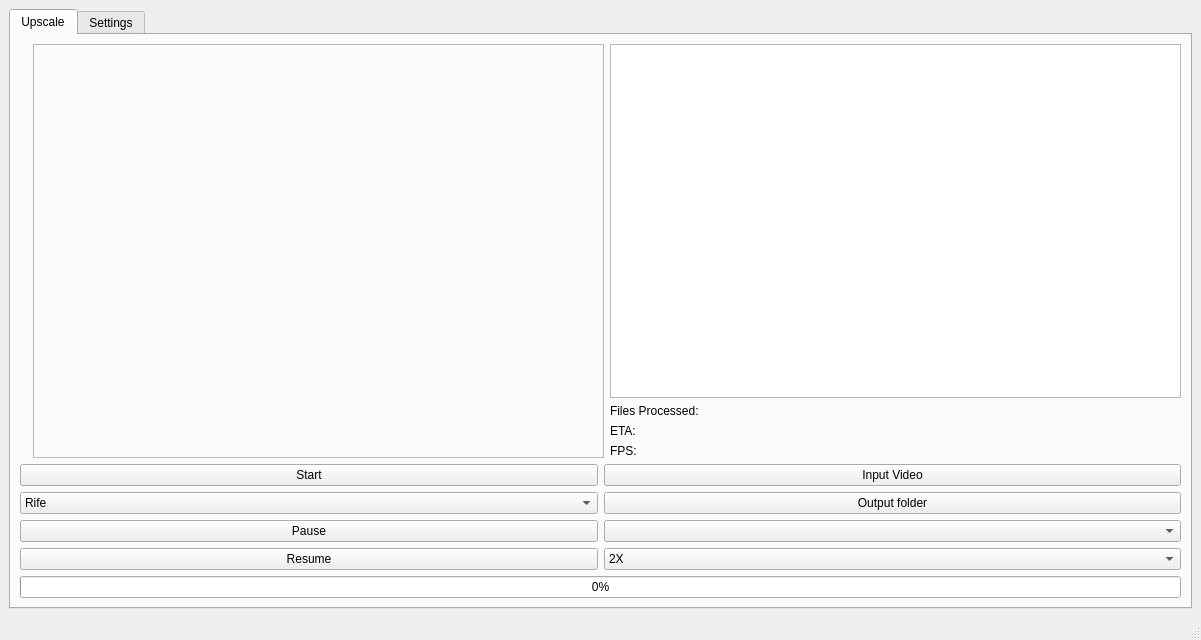
Qt form mainwindow.ui (TNTwise/REAL-Video-Enhancer) before a commit.
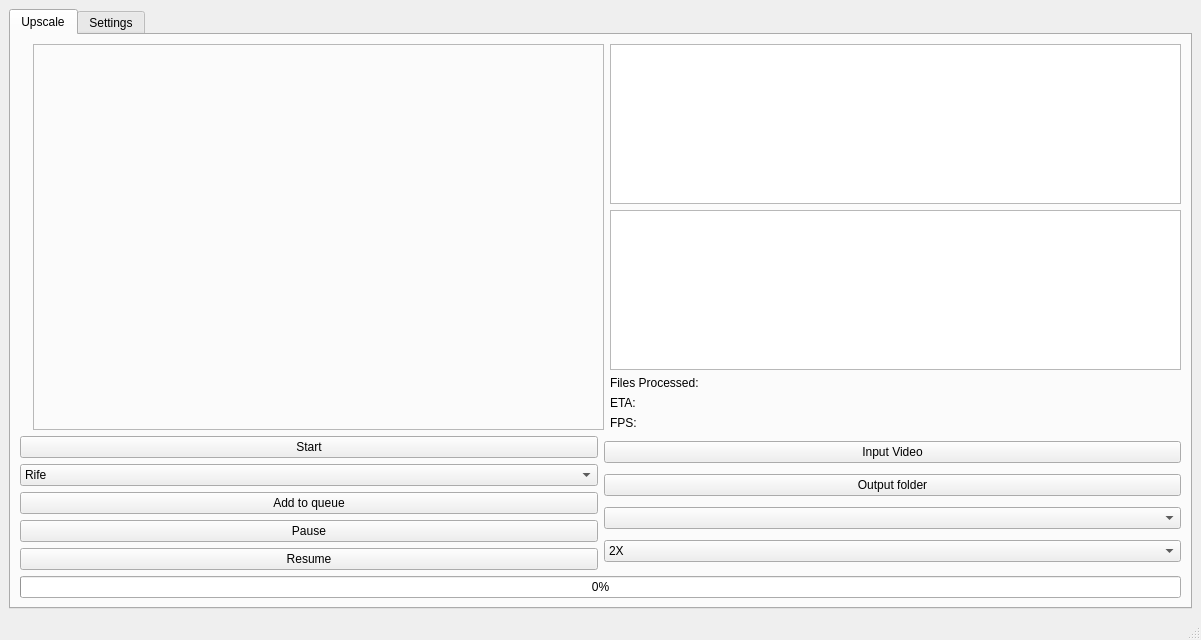
The same form after that commit. Icons and pictures are not drawn.

Commit message: start work on queue

The edit to the form file:
```diff
--- a/mainwindow.ui
+++ b/mainwindow.ui
@@ -76,6 +76,9 @@
                 </property>
                </widget>
               </item>
+              <item>
+               <widget class="QListWidget" name="QueueListWidget"/>
+              </item>
               <item>
                <widget class="QLabel" name="processedPreview">
                 <property name="text">
@@ -126,6 +129,13 @@
                 </item>
                </widget>
               </item>
+              <item>
+               <widget class="QPushButton" name="QueueButton">
+                <property name="text">
+                 <string>Add to queue</string>
+                </property>
+               </widget>
+              </item>
               <item>
                <widget class="QPushButton" name="RifePause">
                 <property name="text">
```
Left out of the diff: 1 changed line with no effect on the pictures. The commit also changes 7 other files.
